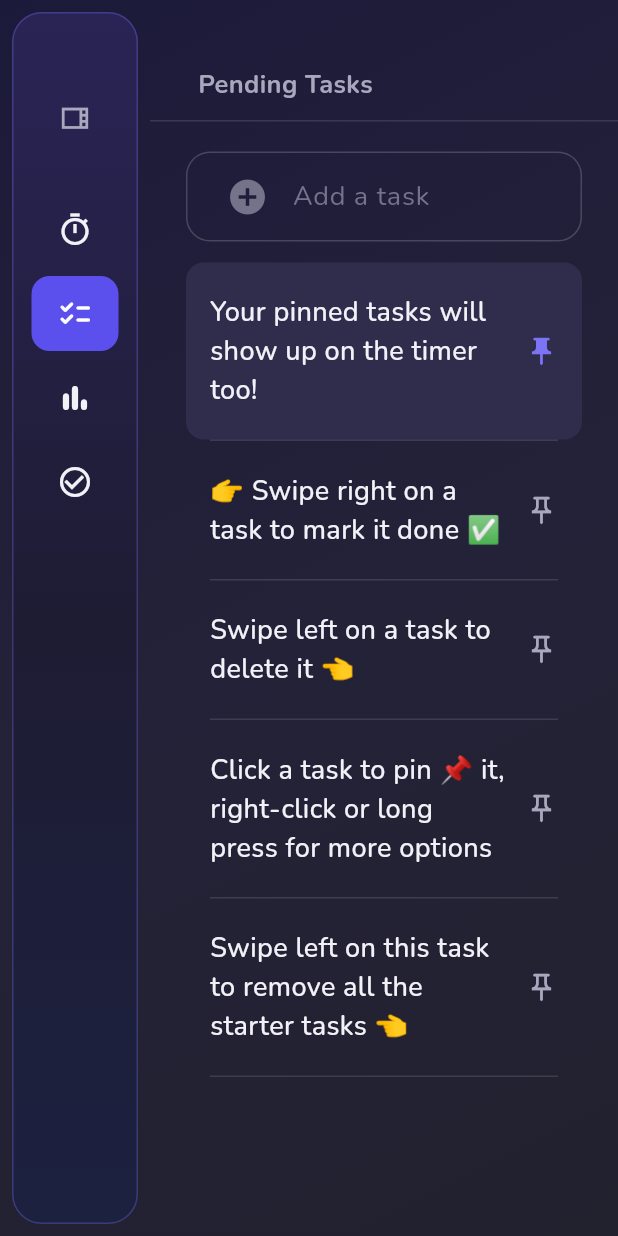
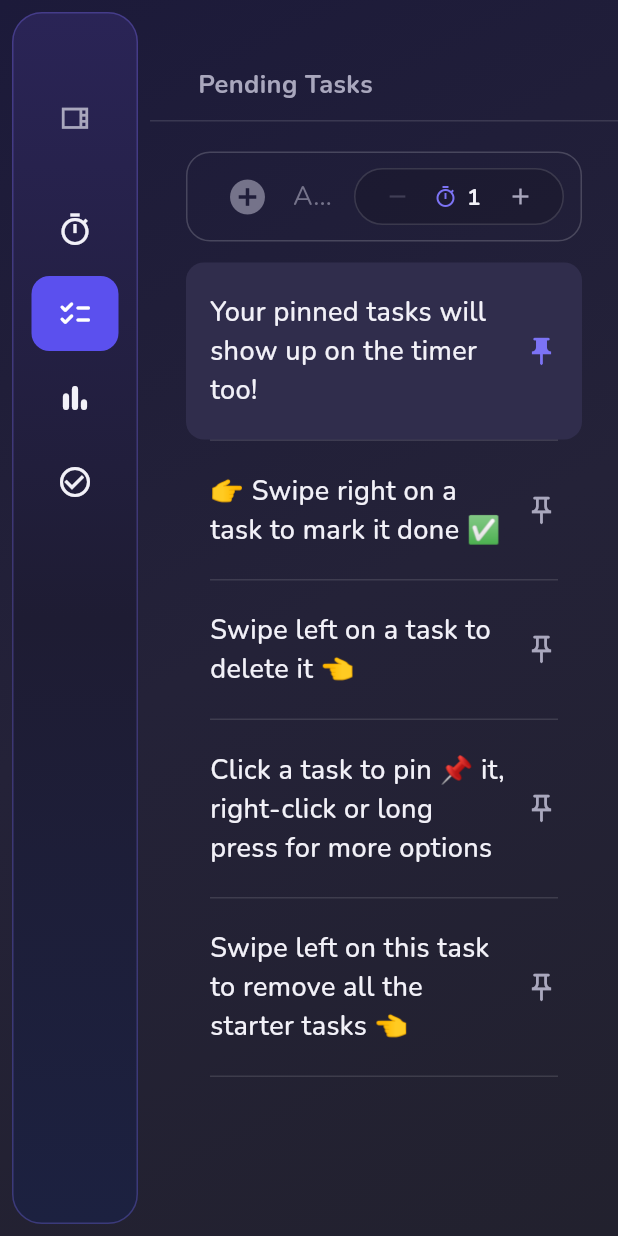
Before and after one commit to joSecret/pomodoro, a Flutter app: the screen it shows after launch, after a tap on the "view sidebar" icon, after a tap on the "checklist" icon, on a phone screen of 412 x 824 dp. Run offline on Flutter 3.47's test engine with Material 3 defaults, Android fonts, the phone set to English and light mode, and no system bars; our stand-ins replace shared_preferences; missing offline and left inert: window_manager.

Commit message:
Tasks: size in pomodoros (1-8) with progress dots
- Adding or editing a task sets its size in pomodoros, up to 8. Asking
  for more shows that the task is too big and should be split.
- Each finished Work session counts toward the pinned task; progress
  shows as dots in the task list and under the timer (+n when over).

```diff
--- a/lib/screens/tasks_screen.dart
+++ b/lib/screens/tasks_screen.dart
@@ -3,6 +3,7 @@ import 'package:flutter/material.dart';
 import '../state/app_state.dart';
 import '../state/models.dart';
 import '../theme.dart';
+import '../widgets/points.dart';
 
 class TasksScreen extends StatefulWidget {
   const TasksScreen({super.key, required this.state});
@@ -16,6 +17,17 @@ class _TasksScreenState extends State<TasksScreen> {
   final _input = TextEditingController();
   final _focus = FocusNode();
   bool _showDone = false;
+  int _points = 1;
+  bool _tooBig = false;
+  int _tooBigToken = 0;
+
+  void _warnTooBig() {
+    final token = ++_tooBigToken;
+    setState(() => _tooBig = true);
+    Future.delayed(const Duration(seconds: 5), () {
+      if (mounted && token == _tooBigToken) setState(() => _tooBig = false);
+    });
+  }
 
   AppState get s => widget.state;
 
@@ -27,8 +39,12 @@ class _TasksScreenState extends State<TasksScreen> {
   }
 
   void _submit() {
-    s.addTask(_input.text);
+    s.addTask(_input.text, points: _points);
     _input.clear();
+    setState(() {
+      _points = 1;
+      _tooBig = false;
+    });
     _focus.requestFocus();
   }
 
@@ -59,27 +75,10 @@ class _TasksScreenState extends State<TasksScreen> {
   }
 
   Future<void> _edit(TaskItem t) async {
-    final c = TextEditingController(text: t.title);
-    final result = await showDialog<String>(
+    await showDialog<void>(
       context: context,
-      builder: (ctx) => AlertDialog(
-        backgroundColor: AppColors.surface,
-        title: const Text('Edit task'),
-        content: TextField(
-          controller: c,
-          autofocus: true,
-          onSubmitted: (v) => Navigator.pop(ctx, v),
-        ),
-        actions: [
-          TextButton(
-              onPressed: () => Navigator.pop(ctx), child: const Text('Cancel')),
-          FilledButton(
-              onPressed: () => Navigator.pop(ctx, c.text),
-              child: const Text('Save')),
-        ],
-      ),
+      builder: (ctx) => _EditTaskDialog(task: t, state: s),
     );
-    if (result != null) s.rename(t, result);
   }
 
   @override
@@ -102,7 +101,20 @@ class _TasksScreenState extends State<TasksScreen> {
           child: ListView(
             padding: const EdgeInsets.fromLTRB(24, 20, 24, 32),
             children: [
-              _AddField(controller: _input, focus: _focus, onSubmit: _submit),
+              _AddField(
+                controller: _input,
+                focus: _focus,
+                onSubmit: _submit,
+                picker: PointsPicker(
+                  value: _points,
+                  onChanged: (v) => setState(() {
+                    _points = v;
+                    _tooBig = false;
+                  }),
+                  onTooBig: _warnTooBig,
+                ),
+              ),
+              TooBigNote(visible: _tooBig),
               const SizedBox(height: 14),
               if (open.isEmpty)
                 const Padding(
@@ -170,17 +182,22 @@ class _TasksScreenState extends State<TasksScreen> {
 }
 
 class _AddField extends StatelessWidget {
-  const _AddField(
-      {required this.controller, required this.focus, required this.onSubmit});
+  const _AddField({
+    required this.controller,
+    required this.focus,
+    required this.onSubmit,
+    required this.picker,
+  });
   final TextEditingController controller;
   final FocusNode focus;
   final VoidCallback onSubmit;
+  final Widget picker;
 
   @override
   Widget build(BuildContext context) {
     return Container(
       height: 60,
-      padding: const EdgeInsets.symmetric(horizontal: 16),
+      padding: const EdgeInsets.only(left: 16, right: 11),
       decoration: BoxDecoration(
         borderRadius: BorderRadius.circular(16),
         border: Border.all(color: const Color(0x2EFFFFFF)),
@@ -205,6 +222,8 @@ class _AddField extends StatelessWidget {
             ),
           ),
         ),
+        const SizedBox(width: 8),
+        picker,
       ]),
     );
   }
@@ -274,6 +293,10 @@ class _TaskRowState extends State<_TaskRow> {
                         fontSize: 18, fontWeight: FontWeight.w500)),
               ),
               const SizedBox(width: 12),
+              if (!t.isDefault) ...[
+                PointsBadge(task: t),
+                const SizedBox(width: 16),
+              ],
               Icon(
                 t.pinned ? Icons.push_pin : Icons.push_pin_outlined,
                 size: 22,
@@ -306,3 +329,70 @@ class _TaskRowState extends State<_TaskRow> {
     );
   }
 }
+
+class _EditTaskDialog extends StatefulWidget {
+  const _EditTaskDialog({required this.task, required this.state});
+  final TaskItem task;
+  final AppState state;
+
+  @override
+  State<_EditTaskDialog> createState() => _EditTaskDialogState();
+}
+
+class _EditTaskDialogState extends State<_EditTaskDialog> {
+  late final _c = TextEditingController(text: widget.task.title);
+  late int _points = widget.task.points;
+  bool _tooBig = false;
+
+  @override
+  void dispose() {
+    _c.dispose();
+    super.dispose();
+  }
+
+  void _save() {
+    widget.state.edit(widget.task, _c.text, _points);
+    Navigator.pop(context);
+  }
+
+  @override
+  Widget build(BuildContext context) {
+    return AlertDialog(
+      backgroundColor: AppColors.surface,
+      title: const Text('Edit task'),
+      content: SizedBox(
+        width: 440,
+        child: Column(
+          mainAxisSize: MainAxisSize.min,
+          crossAxisAlignment: CrossAxisAlignment.start,
+          children: [
+            TextField(controller: _c, autofocus: true, onSubmitted: (_) => _save()),
+            const SizedBox(height: 18),
+            Row(children: [
+              const Text('Size',
+                  style: TextStyle(color: AppColors.textSecondary)),
+              const SizedBox(width: 12),
+              PointsPicker(
+                value: _points,
+                onChanged: (v) => setState(() {
+                  _points = v;
+                  _tooBig = false;
+                }),
+                onTooBig: () => setState(() => _tooBig = true),
+              ),
+              const SizedBox(width: 12),
+              Text('${widget.task.spent} done',
+                  style: const TextStyle(color: AppColors.textMuted)),
+            ]),
+            TooBigNote(visible: _tooBig),
+          ],
+        ),
+      ),
+      actions: [
+        TextButton(
+            onPressed: () => Navigator.pop(context), child: const Text('Cancel')),
+        FilledButton(onPressed: _save, child: const Text('Save')),
+      ],
+    );
+  }
+}
--- a/lib/state/models.dart
+++ b/lib/state/models.dart
@@ -14,6 +14,8 @@ class TaskItem {
     required this.title,
     required this.createdAt,
     this.pinned = false,
+    this.points = 1,
+    this.spent = 0,
     this.completedAt,
     this.isDefault = false,
     this.deleteAllDefaults = false,
@@ -28,6 +30,14 @@ class TaskItem {
   /// Onboarding tasks shipped with the app. They do not count in stats.
   final bool isDefault;
 
+  /// Estimated size in pomodoros (1..maxPoints).
+  int points;
+
+  /// Work sessions finished while this task was pinned.
+  int spent;
+
+  static const maxPoints = 8;
+
   /// Swiping this onboarding task left removes every onboarding task.
   final bool deleteAllDefaults;
 
@@ -37,6 +47,8 @@ class TaskItem {
         'id': id,
         'title': title,
         'pinned': pinned,
+        'points': points,
+        'spent': spent,
         'createdAt': createdAt.toIso8601String(),
         'completedAt': completedAt?.toIso8601String(),
         'isDefault': isDefault,
@@ -47,6 +59,8 @@ class TaskItem {
         id: j['id'] as String,
         title: j['title'] as String,
         pinned: j['pinned'] as bool? ?? false,
+        points: j['points'] as int? ?? 1,
+        spent: j['spent'] as int? ?? 0,
         createdAt: DateTime.parse(j['createdAt'] as String),
         completedAt: j['completedAt'] == null
             ? null
--- /dev/null
+++ b/lib/widgets/points.dart
@@ -0,0 +1,131 @@
+import 'package:flutter/material.dart';
+
+import '../state/models.dart';
+import '../theme.dart';
+
+const tooBigMessage =
+    'More than ${TaskItem.maxPoints} pomodoros means the task is too big. '
+    'Split it into smaller tasks.';
+
+/// Stepper for a task's size in pomodoros (1..8). Pressing + at the limit
+/// calls [onTooBig] instead of going higher.
+class PointsPicker extends StatelessWidget {
+  const PointsPicker({
+    super.key,
+    required this.value,
+    required this.onChanged,
+    required this.onTooBig,
+  });
+
+  final int value;
+  final ValueChanged<int> onChanged;
+  final VoidCallback onTooBig;
+
+  @override
+  Widget build(BuildContext context) {
+    Widget btn(IconData icon, String tip, VoidCallback? onTap) => IconButton(
+          tooltip: tip,
+          onPressed: onTap,
+          icon: Icon(icon, size: 18),
+          color: AppColors.textSecondary,
+          disabledColor: AppColors.textMuted.withValues(alpha: 0.4),
+          padding: EdgeInsets.zero,
+          constraints: const BoxConstraints.tightFor(width: 30, height: 30),
+        );
+    return Tooltip(
+      message: 'Size in pomodoros (1 = 25 min of focus)',
+      waitDuration: const Duration(milliseconds: 600),
+      child: Container(
+        height: 38,
+        padding: const EdgeInsets.symmetric(horizontal: 4),
+        decoration: BoxDecoration(
+          color: const Color(0x22000000),
+          borderRadius: BorderRadius.circular(20),
+          border: Border.all(color: AppColors.cardBorder),
+        ),
+        child: Row(mainAxisSize: MainAxisSize.min, children: [
+          btn(Icons.remove, 'Fewer', value > 1 ? () => onChanged(value - 1) : null),
+          const Icon(Icons.timer_outlined, size: 16, color: AppColors.accentSoft),
+          const SizedBox(width: 4),
+          SizedBox(
+            width: 14,
+            child: Text('$value',
+                textAlign: TextAlign.center,
+                style: const TextStyle(
+                    fontSize: 15,
+                    fontWeight: FontWeight.w700,
+                    fontFeatures: tabularFigures)),
+          ),
+          btn(Icons.add, 'More',
+              value < TaskItem.maxPoints ? () => onChanged(value + 1) : onTooBig),
+        ]),
+      ),
+    );
+  }
+}
+
+/// Shows progress on a task: one dot per pomodoro, filled when done.
+class PointsBadge extends StatelessWidget {
+  const PointsBadge({super.key, required this.task, this.size = 8});
+  final TaskItem task;
+  final double size;
+
+  @override
+  Widget build(BuildContext context) {
+    final over = task.spent - task.points;
+    return Tooltip(
+      message: '${task.spent} of ${task.points} '
+          '${task.points == 1 ? 'pomodoro' : 'pomodoros'} done',
+      child: Row(mainAxisSize: MainAxisSize.min, children: [
+        for (var i = 0; i < task.points; i++)
+          Container(
+            width: size,
+            height: size,
+            margin: const EdgeInsets.only(left: 3),
+            decoration: BoxDecoration(
+              shape: BoxShape.circle,
+              color: i < task.spent ? AppColors.accentSoft : Colors.transparent,
+              border: Border.all(
+                  color: i < task.spent ? AppColors.accentSoft : AppColors.textMuted,
+                  width: 1.4),
+            ),
+          ),
+        if (over > 0)
+          Padding(
+            padding: const EdgeInsets.only(left: 5),
+            child: Text('+$over',
+                style: TextStyle(
+                    fontSize: size + 3,
+                    fontWeight: FontWeight.w700,
+                    color: const Color(0xFFF5A524))),
+          ),
+      ]),
+    );
+  }
+}
+
+/// Inline warning shown under a points picker.
+class TooBigNote extends StatelessWidget {
+  const TooBigNote({super.key, required this.visible});
+  final bool visible;
+
+  @override
+  Widget build(BuildContext context) {
+    return AnimatedSize(
+      duration: const Duration(milliseconds: 180),
+      child: !visible
+          ? const SizedBox(width: double.infinity)
+          : Padding(
+              padding: const EdgeInsets.only(top: 8, left: 4),
+              child: Row(children: const [
+                Icon(Icons.call_split, size: 18, color: Color(0xFFF5A524)),
+                SizedBox(width: 8),
+                Expanded(
+                  child: Text(tooBigMessage,
+                      style: TextStyle(color: Color(0xFFF5A524), fontSize: 14)),
+                ),
+              ]),
+            ),
+    );
+  }
+}
```
Also changed, not shown: lib/screens/timer_screen.dart (+30 -4 lines), lib/state/app_state.dart (+26 -4 lines).
